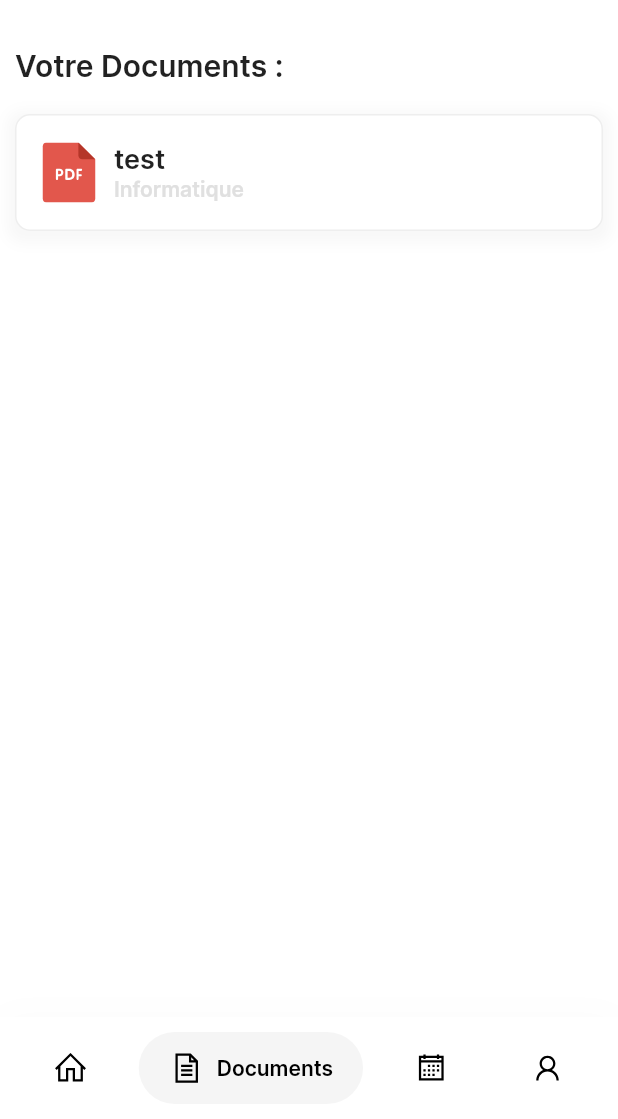
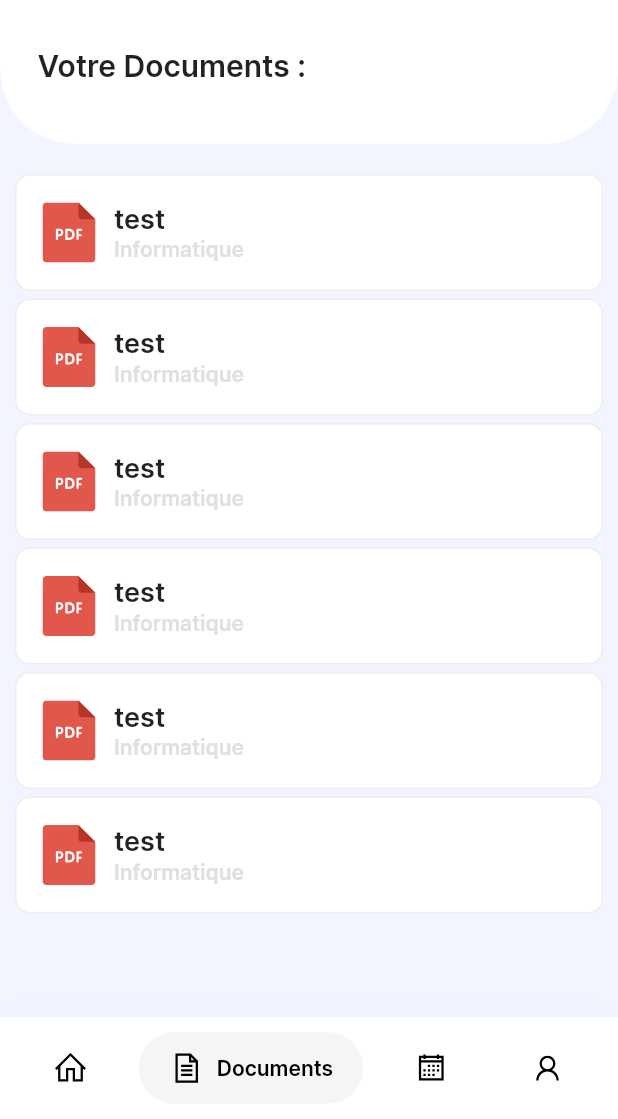
Before and after one commit to Yasser-Belatreche/setram-app, a Flutter app: the HomeScreen screen opened by its route, item 2 of the bottom bar chosen, on a phone screen of 412 x 824 dp, the part 117-1236 px from its top. Run offline on Flutter 3.47's test engine with Material 2 defaults, Android fonts, the phone set to English and light mode, and no system bars; drawn by our look-alikes of google_nav_bar; our stand-ins replace date_picker_timeline, flutter_svg, line_icons; missing offline and left inert: syncfusion_flutter_pdfviewer.

Commit message:
ui done except home page

```diff
--- a/lib/src/screens/document/document.dart
+++ b/lib/src/screens/document/document.dart
@@ -29,6 +29,7 @@ class _DocumentScreenState extends State<DocumentScreen> {
       ),
       floatingActionButton: FloatingActionButton(
         onPressed: () {},
+        backgroundColor: const Color.fromARGB(255, 123, 0, 245),
         child: const Icon(LineIcons.download),
       ),
       body: SingleChildScrollView(
--- a/lib/src/screens/home/home.dart
+++ b/lib/src/screens/home/home.dart
@@ -26,7 +26,7 @@ class _HomeScreenState extends State<HomeScreen> {
   @override
   Widget build(BuildContext context) {
     return Scaffold(
-      backgroundColor: Colors.white,
+      backgroundColor: const Color.fromRGBO(242, 244, 255, 1),
       appBar: const TopNavBar(),
       body: _widgetOptions.elementAt(_selectedIndex),
       bottomNavigationBar: BottomNavigation(
--- a/lib/src/screens/home/my_documents/my_documents.dart
+++ b/lib/src/screens/home/my_documents/my_documents.dart
@@ -8,19 +8,48 @@ class MyDocuments extends StatelessWidget {
 
   @override
   Widget build(BuildContext context) {
-    return Padding(
-      padding: const EdgeInsets.symmetric(horizontal: 10, vertical: 10),
-      child: Column(
+    return Column(
       crossAxisAlignment: CrossAxisAlignment.start,
+      children: [
+        Container(
+          padding: const EdgeInsets.fromLTRB(25, 10, 25, 40),
+          decoration: const BoxDecoration(
+            color: Colors.white,
+            borderRadius: BorderRadius.only(
+              bottomLeft: Radius.circular(50),
+              bottomRight: Radius.circular(50),
+            ),
+          ),
+          child: Row(
             children: const [
               Text(
                 "Votre Documents :",
                 style: TextStyle(fontWeight: FontWeight.w600, fontSize: 20),
               ),
-          SizedBox(height: 20),
+            ],
+          ),
+        ),
+        Expanded(
+          child: SingleChildScrollView(
+            padding: const EdgeInsets.fromLTRB(10, 20, 10, 10),
+            child: Column(
+              children: const [
+                Document(name: "test"),
+                SizedBox(height: 5),
+                Document(name: "test"),
+                SizedBox(height: 5),
+                Document(name: "test"),
+                SizedBox(height: 5),
+                Document(name: "test"),
+                SizedBox(height: 5),
+                Document(name: "test"),
+                SizedBox(height: 5),
                 Document(name: "test"),
               ],
             ),
+          ),
+        ),
+      ],
     );
   }
 }
@@ -40,14 +69,6 @@ class Document extends StatelessWidget {
           color: Colors.grey.shade200,
           width: 1,
         ),
-        boxShadow: [
-          BoxShadow(
-            color: Colors.grey.withOpacity(0.08),
-            spreadRadius: 5,
-            blurRadius: 7,
-            offset: Offset(0, 3), // changes position of shadow
-          ),
-        ],
       ),
       child: Material(
         type: MaterialType.transparency,
--- a/lib/src/screens/home/my_planning/my_planning.dart
+++ b/lib/src/screens/home/my_planning/my_planning.dart
@@ -12,9 +12,7 @@ class MyPlanning extends StatelessWidget {
 }
 
 class TasksPage extends StatefulWidget {
-  const TasksPage({
-    Key? key,
-  }) : super(key: key);
+  const TasksPage({Key? key}) : super(key: key);
 
   @override
   State<TasksPage> createState() => _TasksPageState();
@@ -32,7 +30,6 @@ class _TasksPageState extends State<TasksPage> {
   @override
   Widget build(BuildContext context) {
     return Container(
-      color: const Color.fromRGBO(242, 244, 255, 1),
       child: Column(
         crossAxisAlignment: CrossAxisAlignment.start,
         children: [
```
Also changed, not shown: lib/src/screens/home/profile/profile.dart (+27 -14 lines). Lines whose indentation alone changed are shown as unchanged.
